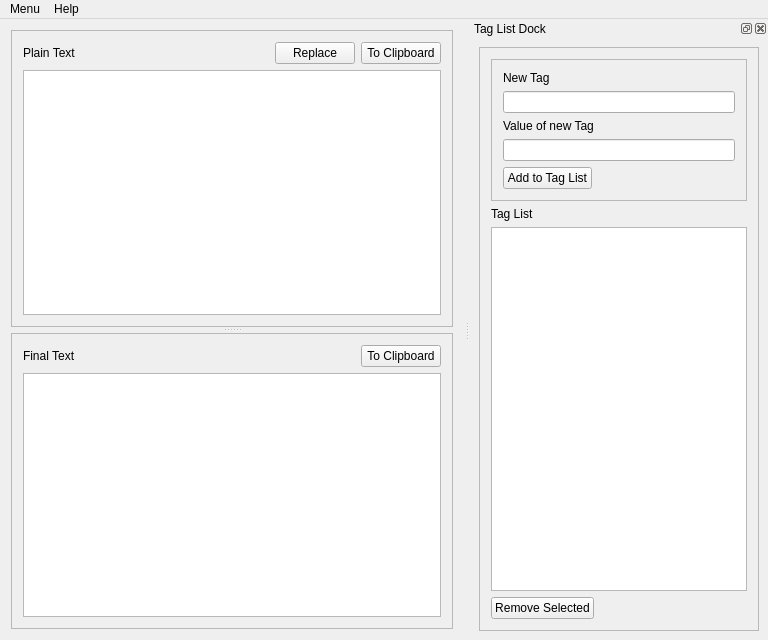
Ernesuma/replacer, file qt5/Replacer/mainwindow.ui: the form before one commit.
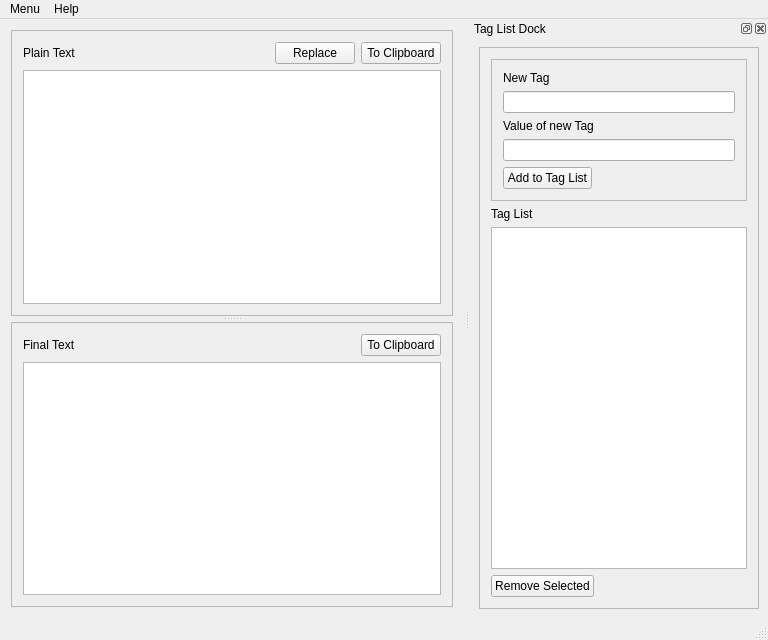
The form after the commit.

Commit message: set status bar tooltips

```diff
--- a/qt5/Replacer/mainwindow.ui
+++ b/qt5/Replacer/mainwindow.ui
@@ -310,6 +310,7 @@
     </layout>
    </widget>
   </widget>
+  <widget class="QStatusBar" name="statusBar"/>
  </widget>
  <layoutdefault spacing="6" margin="11"/>
  <resources/>
```
The commit also changes 1 other file.
